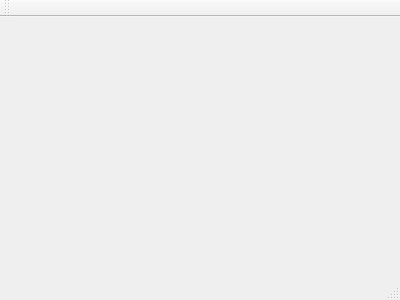
This is mainwindow.ui in neonsoftware/sndgui as Qt 5 draws it before an edit. The edited form follows.
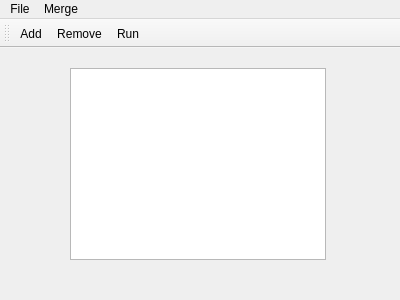
This is the edited form.

Commit message: Added plus and minus

Patch:
```diff
--- a/mainwindow.ui
+++ b/mainwindow.ui
@@ -12,13 +12,71 @@
   <property name="windowTitle" >
    <string>MainWindow</string>
   </property>
-  <widget class="QMenuBar" name="menuBar" />
-  <widget class="QToolBar" name="mainToolBar" />
-  <widget class="QWidget" name="centralWidget" />
-  <widget class="QStatusBar" name="statusBar" />
+  <widget class="QWidget" name="centralWidget">
+   <widget class="QListWidget" name="listWidget">
+    <property name="geometry">
+     <rect>
+      <x>70</x>
+      <y>20</y>
+      <width>256</width>
+      <height>192</height>
+     </rect>
+    </property>
+   </widget>
+  </widget>
+  <widget class="QMenuBar" name="menuBar">
+   <property name="geometry">
+    <rect>
+     <x>0</x>
+     <y>0</y>
+     <width>400</width>
+     <height>22</height>
+    </rect>
+   </property>
+   <widget class="QMenu" name="menuFile">
+    <property name="title">
+     <string>File</string>
+    </property>
+    <addaction name="actionAdd"/>
+    <addaction name="actionRemove"/>
+   </widget>
+   <widget class="QMenu" name="menuMerge">
+    <property name="title">
+     <string>Merge</string>
+    </property>
+    <addaction name="actionRun"/>
+   </widget>
+   <addaction name="menuFile"/>
+   <addaction name="menuMerge"/>
+  </widget>
+  <widget class="QToolBar" name="mainToolBar">
+   <attribute name="toolBarArea">
+    <enum>TopToolBarArea</enum>
+   </attribute>
+   <attribute name="toolBarBreak">
+    <bool>false</bool>
+   </attribute>
+   <addaction name="actionAdd"/>
+   <addaction name="actionRemove"/>
+   <addaction name="actionRun"/>
+  </widget>
+  <action name="actionAdd">
+   <property name="text">
+    <string>Add</string>
+   </property>
+  </action>
+  <action name="actionRemove">
+   <property name="text">
+    <string>Remove</string>
+   </property>
+  </action>
+  <action name="actionRun">
+   <property name="text">
+    <string>Run</string>
+   </property>
+  </action>
  </widget>
- <layoutDefault spacing="6" margin="11" />
- <pixmapfunction></pixmapfunction>
+ <layoutdefault spacing="6" margin="11"/>
  <resources/>
  <connections/>
 </ui>
```
Left out of the diff: 7 changed lines with no effect on the pictures. The commit also changes 2 other files.
